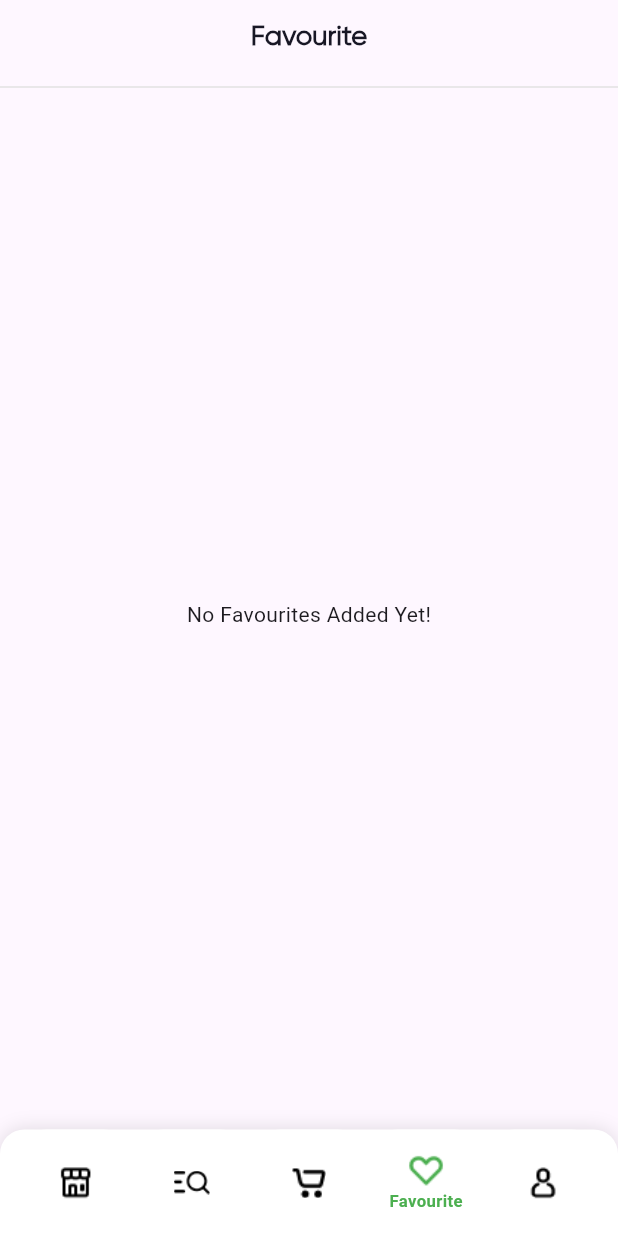
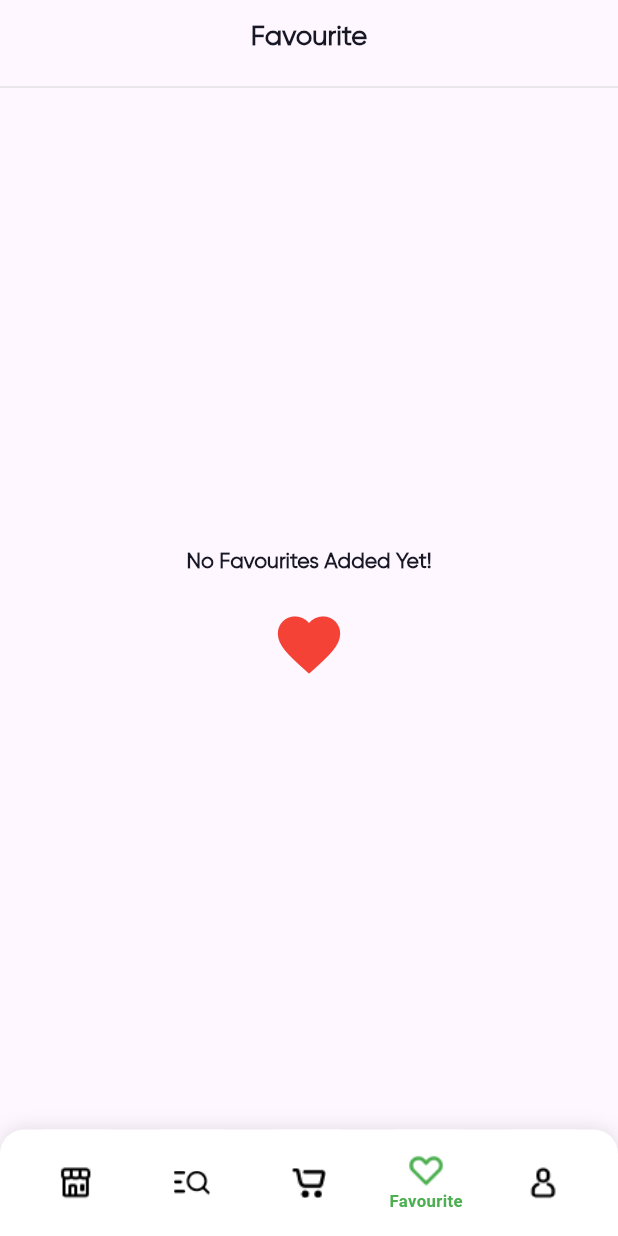
Before and after one commit to flutterBasit/Daily-Price-List, a Flutter app: the HomeScreen screen opened by its route, item 4 of the bottom bar chosen, on a phone screen of 412 x 824 dp. Run offline on Flutter 3.47's test engine with Material 3 defaults, Android fonts, the phone set to English and light mode, and no system bars; our stand-ins replace carousel_slider, dio, email_validator, firebase_auth, firebase_core, flutter_screenutil and 6 more; missing offline and left inert: country_pickers, flutter_facebook_auth; accounts and stored records are empty; network calls fail.

Commit message:
Added Icons for empty cart and favourite screen

```diff
--- a/lib/View/Home_Screens/FavouriteScreen.dart
+++ b/lib/View/Home_Screens/FavouriteScreen.dart
@@ -4,6 +4,7 @@ import 'package:daily_price_list/Resources/Constants/Strings_Constants.dart';
 import 'package:daily_price_list/Resources/Routes/RouteNames.dart';
 import 'package:daily_price_list/ViewModel/HomeScreen_ViewModel.dart';
 import 'package:flutter/material.dart';
+import 'package:flutter_screenutil/flutter_screenutil.dart';
 import 'package:get/get.dart';
 
 class Favouritescreen extends StatelessWidget {
@@ -31,7 +32,23 @@ class Favouritescreen extends StatelessWidget {
           Expanded(
             child: favourite.isEmpty
                 ? Center(
-                    child: Text('No Favourites Added Yet!'),
+                    child: Column(
+                      mainAxisAlignment: MainAxisAlignment.center,
+                      children: [
+                        Text(
+                          'No Favourites Added Yet!',
+                          style: StringsConstants.shopExclusiveTitle,
+                        ),
+                        SizedBox(
+                          height: 20.h,
+                        ),
+                        Icon(
+                          Icons.favorite,
+                          color: Colors.red,
+                          size: 50,
+                        )
+                      ],
+                    ),
                   )
                 : ListView.separated(
                     // physics: NeverScrollableScrollPhysics(),
```
Also changed, not shown: lib/View/Home_Screens/CartScreen.dart (+16 -1 lines).
